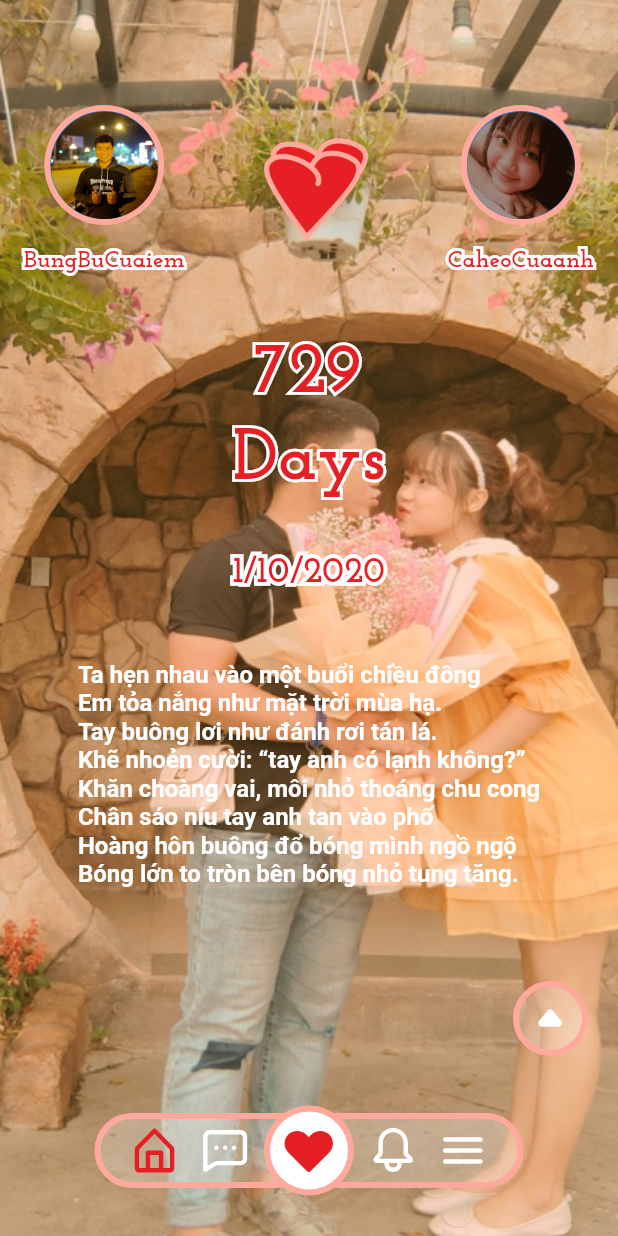
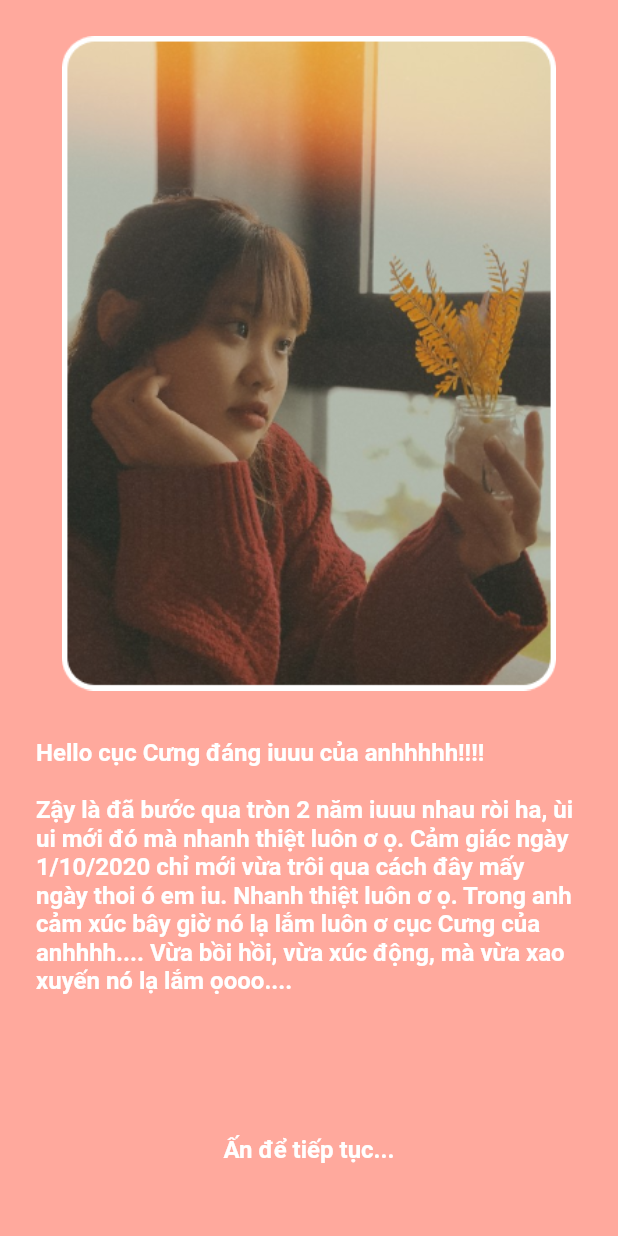
Before and after one commit to quangnd2203/love_together_app, a Flutter app: the screen it shows after launch, on a phone screen of 412 x 824 dp. Run offline on Flutter 3.47's test engine with Material 2 defaults, Android fonts, the phone set to English and light mode, and no system bars; drawn by our look-alikes of animated_text_kit, overlay_support; our stand-ins replace connectivity_plus, device_info_plus, dio, firebase_analytics, firebase_auth, firebase_core and 8 more; missing offline and left inert: flutter_facebook_auth, twitter_login; accounts and stored records are empty; statements that could not run were skipped.

Commit message:
no message

```diff
--- a/lib/app/constants/app_images.dart
+++ b/lib/app/constants/app_images.dart
@@ -16,6 +16,9 @@ enum AppImages {
   homeHeart,
   homeAvatarMale,
   homeAvatarFemale,
+  onboardingOne,
+  onboardingTwo,
+  onboardingThree,
 }
 
 extension AppImageExtension on AppImages {
@@ -56,6 +59,12 @@ extension AppImageExtension on AppImages {
         return png('home_avatar_female');
       case AppImages.homeAvatarMale:
         return png('home_avatar_male');
+      case AppImages.onboardingOne:
+        return png('onboarding_one');
+      case AppImages.onboardingTwo:
+        return png('onboarding_two');
+      case AppImages.onboardingThree:
+        return png('onboarding_three');
     }
     return '';
   }
--- a/lib/app/constants/app_values.dart
+++ b/lib/app/constants/app_values.dart
@@ -19,6 +19,28 @@ Hoàng hôn buông đổ bóng mình ngồ ngộ
 Bóng lớn to tròn bên bóng nhỏ tung tăng.
 ''';
 
+const String PRESS_CONTINUED = 'Ấn để tiếp tục...';
+
+const String ONBOARDING_TEXT_ONE = '''
+Hello cục Cưng đáng iuuu của anhhhhh!!!!
+
+Zậy là đã bước qua tròn 2 năm iuuu nhau ròi ha, ùi ui mới đó mà nhanh thiệt luôn ơ ọ. Cảm giác ngày 1/10/2020 chỉ mới vừa trôi qua cách đây mấy ngày thoi ó em iu. Nhanh thiệt luôn ơ ọ. Trong anh cảm xúc bây giờ nó lạ lắm luôn ơ cục Cưng của anhhhh.... Vừa bồi hồi, vừa xúc động, mà vừa xao xuyến nó lạ lắm ọooo....
+''';
+
+const String ONBOARDING_TEXT_TWO = '''
+Hầyy cảm ơn cục Cưng của anh đã luôn đồng hành với anh, luôn luôn ở bên cạnh giúp đỡ, ủng hộ anh, ở bên cạnh anh những lúc anh gặp bế tắc và khó khăn nhất. Anh thật sự cảm ơn người iu của anh nhiều lắm. Anh luôn cảm thấy may mắn và biết ơn cuộc sống này khi luôn được ở bên chăm sóc em iu của mình.
+Người yêu ở bên cạnh anh đã là một thiệt thòi cho em lắm rồi. Anh thật sự rất xin lỗi em iu của anh nhiều lắm. Anh sẽ cố gắng thay đổi, cải thiện bản thân mình tốt hơn nữa, lắng nghe iu thương người iu của anh nhiều hơn. Em có biết không?
+Anh iu em nhiều lắm đóoooo !!!!!!!
+''';
+
+const String ONBOARDING_TEXT_THREE = '''
+Anh chúc người iu của anh bước sang năm iu nhau thứ 3 cùng anh luôn luôn trẻ trung xinh đẹp, học hành sự nghiệp thiệt là giỏi giang, hơn hết nữa là em iuuuu luôn giữ được nụ cười trên môi, sẽ iuuu anh thiệt nhìuuuuu và cùng anh trải nghiệm nhìuu hơn nữa những chân trời mới lạ, những điều mới mẻ trong cuộc sống này ọoooooo.
+
+Anh có một món quà nho nhỏ muốn tặng người iu của anh lắm nìa ọ. App iuu này anh đang phát triển, có nhiều chỗ anh chưa hoàn thành được, xin người iu của anh lượng thứ cho anh nha ọ. Anh sẽ cố gắng hoàn thành trong thời giann nhanh nhất ọoooo
+
+Chúc em iuu enjoy cái moment nàyyyy!!!!
+''';
+
 /// FLAVOR = dev => development
 /// FLAVOR = prod => product
 const String FLAVOR = String.fromEnvironment('FLAVOR');
--- a/lib/app/routes/app_pages.dart
+++ b/lib/app/routes/app_pages.dart
@@ -9,6 +9,7 @@ class AppPages {
   AppPages._();
   static final List<GetPage> pages = <GetPage>[
     GetPage(name: Routes.SPLASH, page:()=> SplashScreen(), binding: SplashBinding()),
+    GetPage(name: Routes.ONBOARDING, page:()=> OnBoardingScreen(), binding: OnBoardingBinding()),
     GetPage(name: Routes.NAVIGATION, page:()=> NavigationScreen(), bindings: [NavigationBinding(), HomeBinding()]),
   ];
 }
--- a/lib/app/routes/app_routes.dart
+++ b/lib/app/routes/app_routes.dart
@@ -3,6 +3,7 @@ part of './app_pages.dart';
 abstract class Routes{
 
   static const String SPLASH = '/';
+  static const String ONBOARDING = '/onboarding';
 
   static const String START = '/start';
   static const String SIGN_IN = '/sign_in';
--- /dev/null
+++ b/lib/app/ui/onboarding/_binding.dart
@@ -0,0 +1,10 @@
+import 'package:get/get.dart';
+
+import '../ui.dart';
+
+class OnBoardingBinding extends Bindings {
+  @override
+  void dependencies() {
+    Get.put<OnBoardingController>(OnBoardingController());
+  }
+}
--- /dev/null
+++ b/lib/app/ui/onboarding/_controller.dart
@@ -0,0 +1,26 @@
+import 'dart:developer';
+
+import 'package:get/get.dart';
+
+import '../../routes/app_pages.dart';
+import '../../utils/utils.dart';
+import '../ui.dart';
+
+class OnBoardingController extends BaseController {
+
+  RxInt index = 0.obs;
+
+  @override
+  Future<void> onInit() async {
+    super.onInit();
+  }
+
+  void changePage(int page){
+    index.value = page;
+  }
+
+  void toNavigationPage(){
+    AppPrefs.isOnboarding = true;
+    Get.offAllNamed(Routes.NAVIGATION);
+  }
+}
--- /dev/null
+++ b/lib/app/ui/onboarding/_screen.dart
@@ -0,0 +1,47 @@
+// ignore_for_file: use_key_in_widget_constructors, flutter_style_todos
+import 'package:flutter/material.dart';
+import 'package:get/get.dart';
+import '../../constants/constants.dart';
+import '../../routes/app_pages.dart';
+import '../ui.dart';
+import 'widget/onboarding_one.dart';
+
+class OnBoardingScreen extends BaseScreen<OnBoardingController> {
+  @override
+  Widget? builder() {
+    // TODO: implement builder
+    return Scaffold(
+      backgroundColor: AppColors.pink,
+      body: _buildBody(),
+    );
+  }
+
+  Widget _buildBody() {
+    return FadeStack(
+      index: controller.index.value,
+      children: <Widget>[
+        Onboarding(
+          index: 0,
+          key: const ValueKey<int>(0),
+          image: AppImages.onboardingOne.value,
+          text: ONBOARDING_TEXT_ONE,
+          onTap: () => controller.changePage(1),
+        ),
+        Onboarding(
+          index: 1,
+          key: const ValueKey<int>(1),
+          image: AppImages.onboardingTwo.value,
+          text: ONBOARDING_TEXT_TWO,
+          onTap: () => controller.changePage(2),
+        ),
+        Onboarding(
+          index: 2,
+          key: const ValueKey<int>(2),
+          image: AppImages.onboardingThree.value,
+          text: ONBOARDING_TEXT_THREE,
+          onTap: () => controller.toNavigationPage(),
+        ),
+      ],
+    );
+  }
+}
--- /dev/null
+++ b/lib/app/ui/onboarding/export.dart
@@ -0,0 +1,3 @@
+export '_binding.dart';
+export '_controller.dart';
+export '_screen.dart';
--- /dev/null
+++ b/lib/app/ui/onboarding/widget/onboarding_one.dart
@@ -0,0 +1,88 @@
+import 'package:animated_text_kit/animated_text_kit.dart';
+import 'package:flutter/material.dart';
+import 'package:get/get.dart';
+
+import '../../../constants/constants.dart';
+
+class Onboarding extends StatefulWidget {
+  const Onboarding({
+    super.key,
+    required this.index,
+    required this.image,
+    required this.text,
+    required this.onTap,
+  });
+
+  final int index;
+  final String image;
+  final String text;
+  final VoidCallback onTap;
+  @override
+  State<Onboarding> createState() => _OnboardingState();
+}
+
+class _OnboardingState extends State<Onboarding> {
+  bool isFinished = false;
+
+  @override
+  Widget build(BuildContext context) {
+    return GestureDetector(
+      onTap: isFinished ? widget.onTap : () {},
+      child: Container(
+        width: Get.width,
+        height: Get.height,
+        color: Colors.transparent,
+        padding: const EdgeInsets.all(24).copyWith(top: 24 + viewPaddingTop),
+        child: Stack(
+          alignment: Alignment.bottomCenter,
+          children: <Widget>[
+            Positioned.fill(
+              child: SingleChildScrollView(
+                child: Column(
+                  children: <Widget>[
+                    Image.asset(
+                      widget.image,
+                      width: Get.width * 0.8,
+                    ),
+                    const SizedBox(
+                      height: 32,
+                    ),
+                    AnimatedTextKit(
+                      animatedTexts: <AnimatedText>[
+                        TypewriterAnimatedText(widget.text,
+                            textStyle: AppTextStyles.normalBold.copyWith(fontSize: 16, color: Colors.white),
+                            speed: const Duration(milliseconds: 60),
+                            cursor: '',
+                        ),
+                      ],
+                      totalRepeatCount: 1,
+                      onFinished: () {
+                        setState(() {
+                          isFinished = true;
+                        });
+                      },
+                    )
+                  ],
+                ),
+              ),
+            ),
+            if (isFinished)
+              Padding(
+                padding: const EdgeInsets.only(bottom: 24),
+                child: AnimatedTextKit(
+                  animatedTexts: <AnimatedText>[
+                    FadeAnimatedText(
+                      PRESS_CONTINUED,
+                      textStyle: AppTextStyles.normalBold.copyWith(fontSize: 16, color: Colors.white),
+                      duration: const Duration(milliseconds: 1500),
+                    ),
+                  ],
+                  repeatForever: true,
+                ),
+              )
+          ],
+        ),
+      ),
+    );
+  }
+}
--- a/lib/app/ui/splash/splash_controller.dart
+++ b/lib/app/ui/splash/splash_controller.dart
@@ -5,6 +5,7 @@ import 'package:get/get.dart';
 
 import '../../constants/app_images.dart';
 import '../../routes/app_pages.dart';
+import '../../utils/utils.dart';
 import '../ui.dart';
 
 class SplashController extends BaseController {
@@ -19,7 +20,7 @@ class SplashController extends BaseController {
 
   Future<void> getProfile() async {
     await Future.delayed(const Duration(seconds: 3));
-    Get.offAllNamed(Routes.NAVIGATION);
+    Get.offAllNamed(AppPrefs.isOnboarding ? Routes.NAVIGATION : Routes.ONBOARDING);
   }
 
 }
--- a/lib/app/ui/ui.dart
+++ b/lib/app/ui/ui.dart
@@ -1,5 +1,6 @@
 export 'base/base.dart';
 export 'home/export.dart';
 export 'navigation/navigation.dart';
+export 'onboarding/export.dart';
 export 'splash/splash.dart';
 export 'widgets/widgets.dart';
--- /dev/null
+++ b/lib/app/ui/widgets/fade_stack.dart
@@ -0,0 +1,55 @@
+// ignore_for_file: library_private_types_in_public_api
+
+import 'package:flutter/material.dart';
+
+class FadeStack extends StatefulWidget {
+
+  const FadeStack({
+    super.key,
+    required this.index,
+    required this.children,
+    this.duration = const Duration(
+      milliseconds: 800,
+    ),
+  });
+  final int index;
+  final List<Widget> children;
+  final Duration duration;
+
+  @override
+  _FadeStackState createState() => _FadeStackState();
+}
+
+class _FadeStackState extends State<FadeStack>
+    with SingleTickerProviderStateMixin {
+  late AnimationController _controller;
+
+  @override
+  void didUpdateWidget(FadeStack oldWidget) {
+    if (widget.index != oldWidget.index) {
+      _controller.forward(from: 0.0);
+    }
+    super.didUpdateWidget(oldWidget);
+  }
+
+  @override
+  void initState() {
+    _controller = AnimationController(vsync: this, duration: widget.duration);
+    _controller.forward();
+    super.initState();
+  }
+
+  @override
+  void dispose() {
+    _controller.dispose();
+    super.dispose();
+  }
+
+  @override
+  Widget build(BuildContext context) {
+    return FadeTransition(
+      opacity: _controller,
+      child: widget.children[widget.index],
+    );
+  }
+}
--- a/lib/app/ui/widgets/widgets.dart
+++ b/lib/app/ui/widgets/widgets.dart
@@ -1,5 +1,6 @@
 export 'dialog/dialog.dart';
 export 'fade_indexed_stack.dart';
+export 'fade_stack.dart';
 export 'widget_empty.dart';
 export 'widget_loading_full.dart';
 export 'widget_loadmore_wrap_vertical.dart';
--- a/lib/app/utils/app_pref.dart
+++ b/lib/app/utils/app_pref.dart
@@ -25,6 +25,10 @@ class AppPrefs {
 
   static String? get accessToken => _box.read('accessToken');
 
+  static set isOnboarding(bool? data) => _box.write('isOnboarding', data);
+
+  static bool get isOnboarding => _box.read<bool>('isOnboarding') ?? false;
+
   // static set user(Apps? _user) {
   //   _box.write('user', _user);
   // }
--- a/lib/main.dart
+++ b/lib/main.dart
@@ -24,7 +24,7 @@ void main() async {
   await AppPrefs.initListener();
   await notificationInitialed();
   Logger().d('RUNNING IN $FLAVOR ENVIRONMENT'.toUpperCase());
-  print('FCM TOKEN: ${await FirebaseCloudMessaging.getFCMToken()}');
+  // print('FCM TOKEN: ${await FirebaseCloudMessaging.getFCMToken()}');
   runApp(const OverlaySupport(child: RestartWidget(child: App())));
 }
 
--- a/pubspec.yaml
+++ b/pubspec.yaml
@@ -39,6 +39,7 @@ dependencies:
   device_info_plus: ^4.1.2
   overlay_support: ^2.0.1
   get_storage: ^2.0.3
+  animated_text_kit: ^4.2.2
 
   #DataBase
 #  backendless_sdk: ^7.2.3
```
Also changed, not shown: assets/images/png/onboarding_one.png (added), assets/images/png/onboarding_three.png (added), assets/images/png/onboarding_two.png (added).
